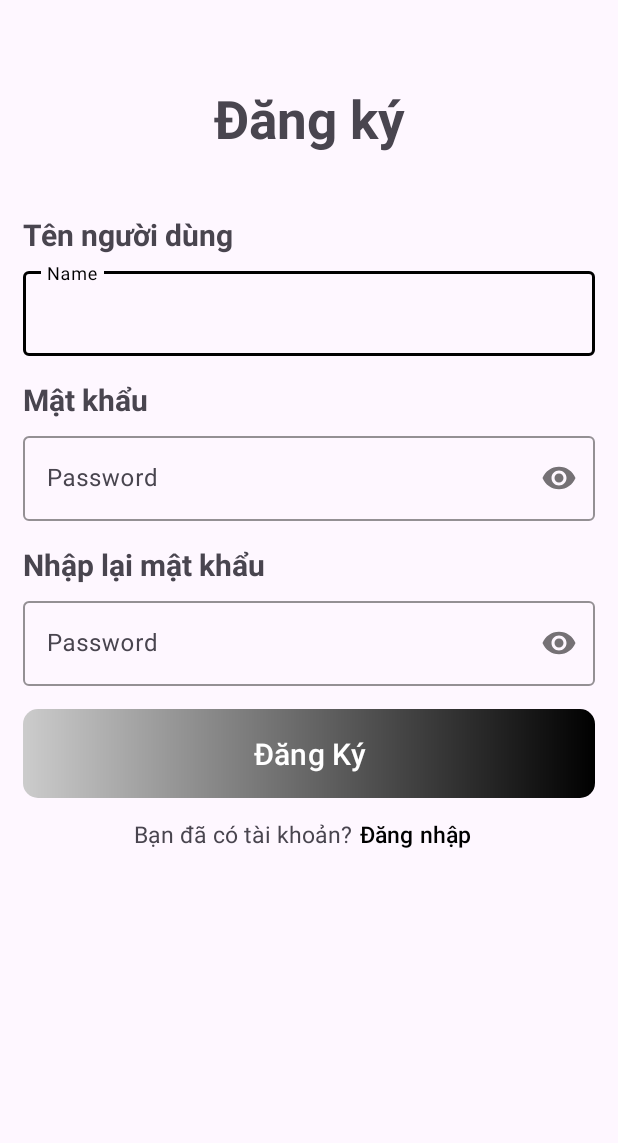
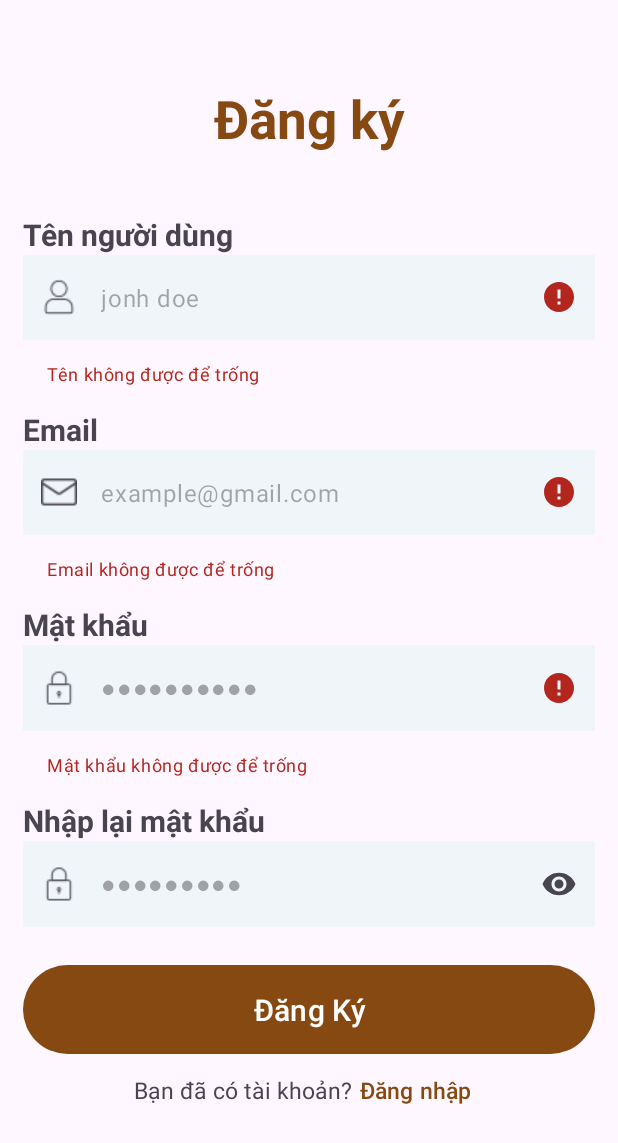
Before and after one commit to NguyenThanhDat1579/Witcher-sShoes, an Android app: the DangKy screen opened directly, with no data from a screen before it, after a tap on "Đăng Ký", on a phone screen of 412 x 824 dp. Shown: the top 1143 px of the screen. Run offline under Robolectric (Android 15) with nearby library versions, the phone set to English and light mode, and no system bars; our stand-ins replace Firebase (no records; nobody signed in at launch, a user with empty details on screens opened directly).

Commit message:
Dang ky, dang nhap

```diff
--- a/app/src/main/java/com/example/witchersshoes/Activity/DangKy.java
+++ b/app/src/main/java/com/example/witchersshoes/Activity/DangKy.java
@@ -1,7 +1,9 @@
 package com.example.witchersshoes.Activity;
 
+import android.app.ProgressDialog;
 import android.content.Intent;
 import android.os.Bundle;
+import android.util.Patterns;
 import android.view.View;
 import android.widget.Button;
 import android.widget.EditText;
@@ -15,6 +17,7 @@ import com.example.witchersshoes.R;
 import com.example.witchersshoes.Model.Customer;
 import com.google.android.gms.tasks.OnFailureListener;
 import com.google.android.gms.tasks.OnSuccessListener;
+import com.google.android.material.textfield.TextInputLayout;
 import com.google.firebase.firestore.FirebaseFirestore;
 
 import java.util.HashMap;
@@ -23,7 +26,8 @@ import java.util.UUID;
 public class DangKy extends AppCompatActivity {
 
     FirebaseFirestore db;
-    EditText edtUsername, edtPassword, edtRePassword;
+    TextInputLayout namelInputLayout, emailInputLayout, passInputLayout, rePassInputLayout;
+    EditText edtUsername, edtEmail, edtPassword, edtRePassword;
     Button btnRegister, btnLogin;
 
     @Override
@@ -31,14 +35,8 @@ public class DangKy extends AppCompatActivity {
         super.onCreate(savedInstanceState);
         EdgeToEdge.enable(this);
         setContentView(R.layout.activity_dang_ky);
+        init();
 
-        edtUsername = findViewById(R.id.edtUsername);
-        edtPassword = findViewById(R.id.edtPassword);
-        edtRePassword = findViewById(R.id.edtRePassword);
-        btnRegister = findViewById(R.id.btnRegister);
-        btnLogin = findViewById(R.id.btnLogin);
-
-        db = FirebaseFirestore.getInstance();
 
         btnRegister.setOnClickListener(new View.OnClickListener() {
             @Override
@@ -59,20 +57,61 @@ public class DangKy extends AppCompatActivity {
     }
     public void checkRegister(){
         String id = UUID.randomUUID().toString();
-        String username = edtUsername.getText().toString();
-        String password = edtPassword.getText().toString();
-        String rePassword = edtRePassword.getText().toString();
+        String username = edtUsername.getText().toString().trim();
+        String email = edtEmail.getText().toString().trim();
+        String password = edtPassword.getText().toString().trim();
+        String rePassword = edtRePassword.getText().toString().trim();
 
-        if (username.isEmpty() || password.isEmpty() || rePassword.isEmpty()) {
-            Toast.makeText(this, "Vui lòng nhập đầy đủ thông tin", Toast.LENGTH_SHORT).show();
-            return;
-        }
-        if (!password.equals(rePassword)) {
-            Toast.makeText(this, "Mật khẩu không khớp", Toast.LENGTH_SHORT).show();
-            return;
+
+        // Kiểm tra
+        boolean isValid = true;
+
+        // Kiểm tra name
+        if(username.isEmpty()){
+            namelInputLayout.setError("Tên không được để trống");
+            isValid = false;
+        }else{
+            namelInputLayout.setError(null);
         }
 
-       Customer customer = new Customer(id, username, password);
+        // Kiểm tra email
+        if (email.isEmpty()) {
+            emailInputLayout.setError("Email không được để trống");
+            isValid = false;
+        } else if (!Patterns.EMAIL_ADDRESS.matcher(email).matches()) {
+            emailInputLayout.setError("Email không hợp lệ");
+            isValid = false;
+        } else {
+            emailInputLayout.setError(null); // Xóa lỗi nếu email hợp lệ
+        }
+
+        // Kiểm tra mật khẩu
+        if (password.isEmpty() ) {
+            passInputLayout.setError("Mật khẩu không được để trống");
+            isValid = false;
+        } else {
+            passInputLayout.setError(null); // Xóa lỗi nếu mật khẩu hợp lệ
+        }
+        // Kiểm tra lại mật khẩu
+        if(!rePassword.equals(rePassword)){
+            rePassInputLayout.setError("Mật khẩu không trùng khớp");
+            isValid = false;
+        } else {
+            rePassInputLayout.setError(null);
+        }
+
+        // Nếu tất cả đều hợp lệ, thực hiện đăng ký
+        if (isValid) {
+
+            // Tạo ProgressDialog
+            ProgressDialog progressDialog = new ProgressDialog(DangKy.this);
+            progressDialog.setMessage("Đang đăng ký...");
+            progressDialog.setCancelable(false); // Người dùng không thể huỷ bỏ khi đang load
+            progressDialog.show();
+
+
+
+            Customer customer = new Customer(id,  email, username, password);
             HashMap<String, Object> customers = customer.convertHashMap();
             //push du lieu len
             db.collection("KhachHang").document(id)
@@ -80,14 +119,38 @@ public class DangKy extends AppCompatActivity {
                     .addOnSuccessListener(new OnSuccessListener<Void>() {
                         @Override
                         public void onSuccess(Void unused) {
+                            progressDialog.dismiss(); // Tắt loading khi thành công
                             Toast.makeText(DangKy.this, "thanh cong", Toast.LENGTH_SHORT).show();
+                            Intent intent = new Intent(DangKy.this, DangNhap.class);
+                            startActivity(intent);
+                            finishAffinity();
                         }
                     })
                     .addOnFailureListener(new OnFailureListener() {
                         @Override
                         public void onFailure(@NonNull Exception e) {
+                            progressDialog.dismiss(); // Tắt loading khi thành công
                             Toast.makeText(DangKy.this, "that bai", Toast.LENGTH_SHORT).show();
                         }
                     });
         }
         }
+
+
+
+
+    public void init(){
+        namelInputLayout = findViewById(R.id.namelInputLayout);
+        emailInputLayout = findViewById(R.id.emailInputLayout);
+        passInputLayout = findViewById(R.id.passInputLayout);
+        rePassInputLayout = findViewById(R.id.rePassInputLayout);
+        edtUsername = findViewById(R.id.edtUsername);
+        edtEmail = findViewById(R.id.edtEmail);
+        edtPassword = findViewById(R.id.edtPassword);
+        edtRePassword = findViewById(R.id.edtRePassword);
+        btnRegister = findViewById(R.id.btnRegister);
+        btnLogin = findViewById(R.id.btnLogin);
+        db = FirebaseFirestore.getInstance();
+    }
+
+}
--- a/app/src/main/res/layout/activity_dang_ky.xml
+++ b/app/src/main/res/layout/activity_dang_ky.xml
@@ -1,10 +1,14 @@
 <?xml version="1.0" encoding="utf-8"?>
-<LinearLayout xmlns:android="http://schemas.android.com/apk/res/android"
+<ScrollView xmlns:android="http://schemas.android.com/apk/res/android"
     xmlns:app="http://schemas.android.com/apk/res-auto"
     xmlns:tools="http://schemas.android.com/tools"
+    android:layout_width="match_parent"
+    android:layout_height="match_parent">
+
+    <LinearLayout
         android:id="@+id/main"
         android:layout_width="match_parent"
-    android:layout_height="match_parent"
+        android:layout_height="wrap_content"
         android:orientation="vertical"
         android:padding="15dp"
         android:fontFamily="sans-serif-light"
@@ -18,13 +22,14 @@
             android:layout_marginBottom="40dp"
             android:textSize="35dp"
             android:textAlignment="center"
+            android:textColor="@color/brown"
             android:textStyle="bold"
             android:text="Đăng ký" />
 
         <LinearLayout
             android:layout_width="match_parent"
             android:layout_height="wrap_content"
-       android:orientation="vertical" >
+            android:orientation="vertical">
 
             <TextView
                 android:id="@+id/textView2"
@@ -35,29 +40,57 @@
                 android:text="Tên người dùng" />
 
             <com.google.android.material.textfield.TextInputLayout
+                android:id="@+id/namelInputLayout"
                 android:layout_width="match_parent"
                 android:layout_height="wrap_content"
-           android:layout_marginTop="5dp"
-           app:boxStrokeColor="@color/black"
-           app:hintTextColor="@color/black"
-           android:hint="Name"
-           >
+                app:startIconDrawable="@drawable/ic_user"
+                app:hintEnabled="false"
+                app:counterMaxLength="20">
+
                 <com.google.android.material.textfield.TextInputEditText
                     android:id="@+id/edtUsername"
                     android:layout_width="match_parent"
                     android:layout_height="wrap_content"
-
-               />
+                    android:hint="jonh doe"
+                    android:background="#F0F5FA"
+                    android:layout_marginBottom="10dp"/>
             </com.google.android.material.textfield.TextInputLayout>
-
         </LinearLayout>
 
         <LinearLayout
             android:layout_width="match_parent"
             android:layout_height="wrap_content"
             android:orientation="vertical"
-        android:layout_marginTop="15dp"
-        >
+            android:layout_marginTop="15dp">
+            <TextView
+                android:layout_width="match_parent"
+                android:layout_height="wrap_content"
+                android:textSize="20dp"
+                android:textStyle="bold"
+                android:text="Email" />
+
+            <com.google.android.material.textfield.TextInputLayout
+                android:id="@+id/emailInputLayout"
+                android:layout_width="match_parent"
+                android:layout_height="wrap_content"
+                app:startIconDrawable="@drawable/ic_email"
+                app:hintEnabled="false">
+
+                <com.google.android.material.textfield.TextInputEditText
+                    android:id="@+id/edtEmail"
+                    android:layout_width="match_parent"
+                    android:layout_height="wrap_content"
+                    android:hint="example@gmail.com"
+                    android:background="#F0F5FA"
+                    android:layout_marginBottom="10dp"/>
+            </com.google.android.material.textfield.TextInputLayout>
+        </LinearLayout>
+
+        <LinearLayout
+            android:layout_width="match_parent"
+            android:layout_height="wrap_content"
+            android:orientation="vertical"
+            android:layout_marginTop="15dp">
             <TextView
                 android:id="@+id/textView3"
                 android:layout_width="match_parent"
@@ -67,25 +100,23 @@
                 android:text="Mật khẩu" />
 
             <com.google.android.material.textfield.TextInputLayout
+                android:id="@+id/passInputLayout"
                 android:layout_width="match_parent"
                 android:layout_height="wrap_content"
-            android:layout_marginTop="5dp"
-            app:boxStrokeColor="@color/black"
-            app:hintTextColor="@color/black"
-            app:passwordToggleEnabled="true"
-            android:hint="Password"
-            >
+                app:startIconDrawable="@drawable/ic_pass"
+                app:hintEnabled="false"
+                app:endIconMode="password_toggle">
+
                 <com.google.android.material.textfield.TextInputEditText
                     android:id="@+id/edtPassword"
                     android:layout_width="match_parent"
                     android:layout_height="wrap_content"
+                    android:hint="●●●●●●●●●●"
+                    android:background="#F0F5FA"
                     android:inputType="textPassword"
-
-                />
+                    android:layout_marginBottom="10dp"/>
             </com.google.android.material.textfield.TextInputLayout>
         </LinearLayout>
-
-
 
         <LinearLayout
             android:layout_width="match_parent"
@@ -101,20 +132,21 @@
                 android:text="Nhập lại mật khẩu" />
 
             <com.google.android.material.textfield.TextInputLayout
+                android:id="@+id/rePassInputLayout"
                 android:layout_width="match_parent"
                 android:layout_height="wrap_content"
-            android:layout_marginTop="5dp"
-            app:boxStrokeColor="@color/black"
-            app:hintTextColor="@color/black"
-            app:passwordToggleEnabled="true"
-            android:hint="Password"
-            >
+                app:startIconDrawable="@drawable/ic_pass"
+                app:hintEnabled="false"
+                app:endIconMode="password_toggle">
+
                 <com.google.android.material.textfield.TextInputEditText
                     android:id="@+id/edtRePassword"
                     android:layout_width="match_parent"
                     android:layout_height="wrap_content"
+                    android:hint="●●●●●●●●●"
+                    android:background="#F0F5FA"
                     android:inputType="textPassword"
-                />
+                    android:layout_marginBottom="10dp"/>
             </com.google.android.material.textfield.TextInputLayout>
         </LinearLayout>
 
@@ -123,7 +155,7 @@
             android:layout_width="match_parent"
             android:layout_height="wrap_content"
             app:backgroundTint="@null"
-        android:background="@drawable/custom_button_01"
+            android:background="@drawable/brown_bg"
             android:paddingVertical="12dp"
             android:textSize="20dp"
             android:text="Đăng Ký"/>
@@ -149,10 +181,10 @@
                 android:layout_weight="1"
                 app:backgroundTint="@android:color/transparent"
                 android:padding="5dp"
-            android:textColor="#000000"
+                android:textColor="@color/brown"
                 android:textSize="15dp"
                 android:textAlignment="textStart"
-
                 android:text="Đăng nhập" />
         </LinearLayout>
     </LinearLayout>
+</ScrollView>
--- a/app/src/main/res/layout/activity_main.xml
+++ b/app/src/main/res/layout/activity_main.xml
@@ -42,7 +42,7 @@
                         app:layout_constraintTop_toTopOf="parent" />
 
                     <TextView
-                        android:id="@+id/textView5"
+                        android:id="@+id/txtName"
                         android:layout_width="wrap_content"
                         android:layout_height="wrap_content"
                         android:text="Toan Nam Nguyen Dat Si"
```
Also changed, not shown: app/src/main/AndroidManifest.xml (+7 -4 lines), app/src/main/java/com/example/witchersshoes/Activity/DangNhap.java (+78 -21 lines), app/src/main/java/com/example/witchersshoes/Activity/MainActivity.java (+7 -0 lines), app/src/main/java/com/example/witchersshoes/Activity/ManHinhChaoActivity.java (added, +43 -0 lines), app/src/main/java/com/example/witchersshoes/Model/Customer.java (+17 -5 lines), app/src/main/res/layout/activity_dang_nhap.xml (+57 -44 lines), app/src/main/res/layout/activity_man_hinh_chao.xml (added, +10 -0 lines), app/src/main/res/layout/viewholdel_piclist.xml (added, +25 -0 lines), app/src/main/res/drawable/ic_email.png (added), app/src/main/res/drawable/ic_pass.png (added), app/src/main/res/drawable/ic_user.png (added). Lines whose indentation alone changed are shown as unchanged.
